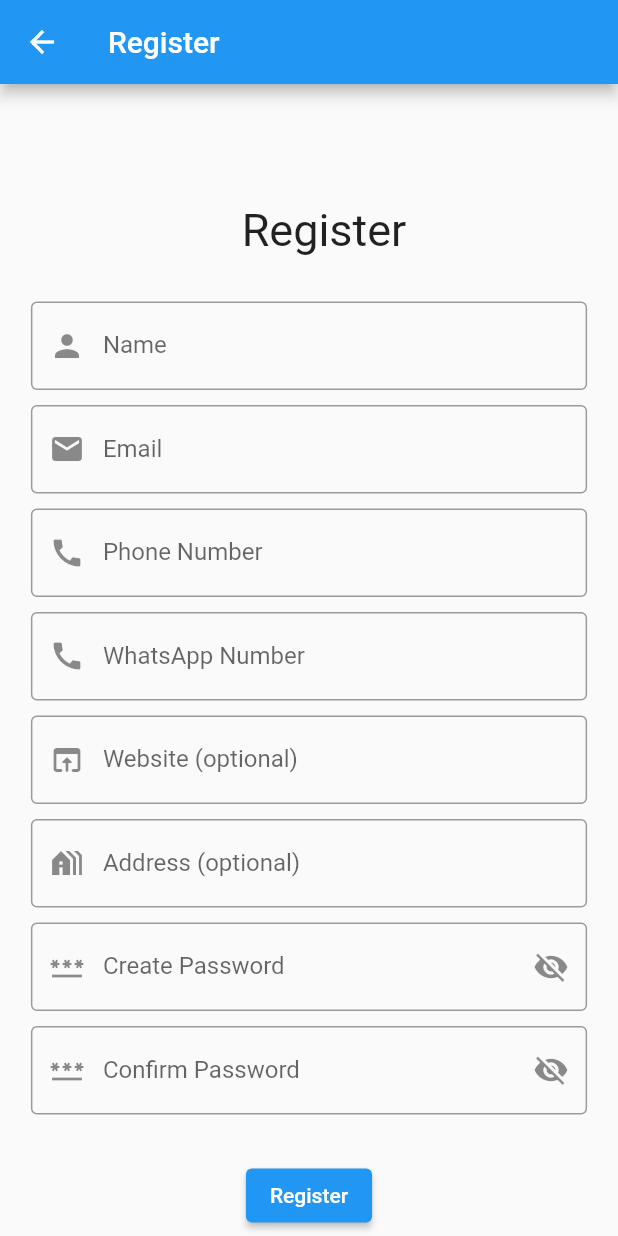
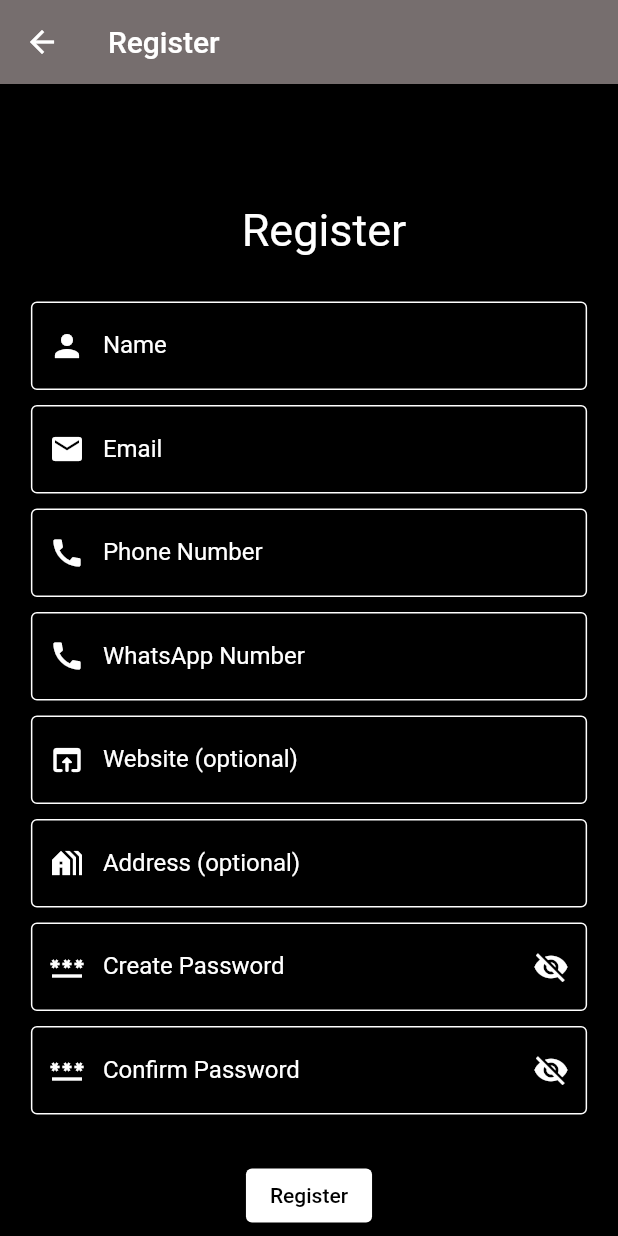
Before and after one commit to Hitesh123mori/Scanner-App---Flutter, a Flutter app: the screen it shows after launch, after a tap on "Register", on a phone screen of 412 x 824 dp. Run offline on Flutter 3.47's test engine with Material 2 defaults, Android fonts, the phone set to English and light mode, and no system bars; our stand-ins replace animated_text_kit, cloud_firestore, firebase_auth, firebase_core, permission_handler, qr_flutter and 1 more; missing offline and left inert: qrscan; accounts and stored records are empty.

Commit message:
finall commmit

```diff
--- a/lib/Profile_File/Phone.dart
+++ b/lib/Profile_File/Phone.dart
@@ -56,7 +56,7 @@ class _PhoneState extends State<Phone> {
       //   ),
       // ),
 
-      title: Text("Whatsup Number"),
+      title: Text("WhatsApp Number"),
       subtitle: Text(_displayText1),
       leading: Icon(Icons.phone),
     ) ;
--- a/lib/screens/login_screen.dart
+++ b/lib/screens/login_screen.dart
@@ -77,11 +77,12 @@ class _LoginScreenState extends State<LoginScreen> {
                   TextFormField(
                     style: TextStyle(color:AppColors.theme["secondaryColor"], ),
                     decoration: InputDecoration(
+                      focusedBorder: OutlineInputBorder(borderSide: BorderSide(color: AppColors.theme["secondaryColor"],)),
                       enabledBorder: OutlineInputBorder(borderSide: BorderSide(color: AppColors.theme["secondaryColor"],)),
                       labelText: "Email/Phone Number",
                       labelStyle: TextStyle(color: AppColors.theme["secondaryColor"], ),
-                      hintText: "Enter Phonenumber" ,
-                      hintStyle: TextStyle(color: AppColors.theme["secondaryColor"],),
+                      hintText: "Enter Phone number" ,
+                      hintStyle: TextStyle(color: AppColors.theme["tertiaryColor"],),
                       prefixIcon: Icon(Icons.mail,color: AppColors.theme["secondaryColor"],),
                       border: OutlineInputBorder(),
                     ),
@@ -97,14 +98,15 @@ class _LoginScreenState extends State<LoginScreen> {
                       enabledBorder: OutlineInputBorder(borderSide: BorderSide(color: AppColors.theme["secondaryColor"],)),
                       focusedBorder: OutlineInputBorder(borderSide: BorderSide(color: AppColors.theme["secondaryColor"],)),
                       labelText: 'Password',
-                      hintStyle: TextStyle(color: AppColors.theme["secondaryColor"],),
+                      hintText: "Enter Password",
+                      hintStyle: TextStyle(color: AppColors.theme["tertiaryColor"],),
                       labelStyle: TextStyle(color: AppColors.theme["secondaryColor"], ),
                       border: OutlineInputBorder(),
                       prefixIcon: Icon(Icons.password,color: AppColors.theme["secondaryColor"],),
                       suffixIcon: IconButton(
                         color:AppColors.theme["secondaryColor"] ,
                         icon: Icon(
-                          _isPasswordVisible ? Icons.visibility : Icons.visibility_off,
+                          _isPasswordVisible ? (Icons.visibility) : (Icons.visibility_off),
                         ),
                         onPressed: () {
                           setState(() {
--- a/lib/screens/register.dart
+++ b/lib/screens/register.dart
@@ -4,6 +4,7 @@ import 'package:flutter/material.dart';
 import 'package:hackathon_scanner_app/user.dart' as user ;
 import 'package:shared_preferences/shared_preferences.dart';
 
+import '../widgets/app_colors.dart';
 import 'login_screen.dart';
 
 class Register extends StatefulWidget {
@@ -60,7 +61,9 @@ class _RegisterState extends State<Register> {
     return MaterialApp(
       debugShowCheckedModeBanner: false,
       home: Scaffold(
+         backgroundColor: AppColors.theme["primaryColor"] ,
         appBar: AppBar(
+          backgroundColor: AppColors.theme["tertiaryColor"],
           title: Text("Register"),
           leading: BackButton(
             onPressed: (){
@@ -73,9 +76,9 @@ class _RegisterState extends State<Register> {
           child: Column(
             children: [
               SizedBox(height: 30,),
-              const SafeArea(child: Padding(
+              SafeArea(child: Padding(
                 padding: EdgeInsets.only(top:50,left: 20),
-                child: Text("Register",style: TextStyle(fontSize: 30),),
+                child: Text("Register",style: TextStyle(fontSize: 30,color: AppColors.theme["secondaryColor"]),),
               )),
               SizedBox(height: 30,),
               Center(
@@ -86,10 +89,14 @@ class _RegisterState extends State<Register> {
                     child: Column(
                       children: [
                         TextFormField(
-                          decoration: const InputDecoration(
+                          decoration:  InputDecoration(
                             labelText: "Name",
+                            focusedBorder: OutlineInputBorder(borderSide: BorderSide(color: AppColors.theme["secondaryColor"],)),
+                            enabledBorder: OutlineInputBorder(borderSide: BorderSide(color: AppColors.theme["secondaryColor"],)),
+                            labelStyle: TextStyle(color: AppColors.theme["secondaryColor"], ),
+                            hintStyle: TextStyle(color: AppColors.theme["tertiaryColor"],),
                             hintText: "Enter Name" ,
-                            prefixIcon: Icon(Icons.person),
+                            prefixIcon: Icon(Icons.person,color: AppColors.theme["secondaryColor"],),
                             border: OutlineInputBorder(),
                           ),
                           controller: _name_cotroller,
@@ -104,10 +111,14 @@ class _RegisterState extends State<Register> {
 
                         SizedBox(height: 10,),
                         TextFormField(
-                          decoration: const InputDecoration(
+                          decoration: InputDecoration(
                             labelText: "Email",
-                            hintText: "Enter Email" ,
-                            prefixIcon: Icon(Icons.mail),
+                            focusedBorder: OutlineInputBorder(borderSide: BorderSide(color: AppColors.theme["secondaryColor"],)),
+                            enabledBorder: OutlineInputBorder(borderSide: BorderSide(color: AppColors.theme["secondaryColor"],)),
+                            hintText: "Enter Email",
+                            labelStyle: TextStyle(color: AppColors.theme["secondaryColor"], ),
+                            hintStyle: TextStyle(color: AppColors.theme["tertiaryColor"],),
+                            prefixIcon: Icon(Icons.mail,color: AppColors.theme["secondaryColor"],),
                             border: OutlineInputBorder(),
                           ),
                           controller: _email_cotroller,
@@ -126,10 +137,14 @@ class _RegisterState extends State<Register> {
                         SizedBox(height: 10,),
 
                         TextFormField(
-                          decoration: const InputDecoration(
+                          decoration: InputDecoration(
                             labelText: "Phone Number",
+                            focusedBorder: OutlineInputBorder(borderSide: BorderSide(color: AppColors.theme["secondaryColor"],)),
+                            enabledBorder: OutlineInputBorder(borderSide: BorderSide(color: AppColors.theme["secondaryColor"],)),
                             hintText: "Enter Phone number" ,
-                            prefixIcon: Icon(Icons.call),
+                            labelStyle: TextStyle(color: AppColors.theme["secondaryColor"], ),
+                            hintStyle: TextStyle(color: AppColors.theme["tertiaryColor"],),
+                            prefixIcon: Icon(Icons.call,color: AppColors.theme["secondaryColor"],),
                             border: OutlineInputBorder(),
                           ),
                           controller: _phone_cotroller,
@@ -147,10 +162,14 @@ class _RegisterState extends State<Register> {
                         SizedBox(height: 10,),
 
                         TextFormField(
-                          decoration: const InputDecoration(
+                          decoration: InputDecoration(
+                            focusedBorder: OutlineInputBorder(borderSide: BorderSide(color: AppColors.theme["secondaryColor"],)),
+                            enabledBorder: OutlineInputBorder(borderSide: BorderSide(color: AppColors.theme["secondaryColor"],)),
+                            labelStyle: TextStyle(color: AppColors.theme["secondaryColor"], ),
+                            hintStyle: TextStyle(color: AppColors.theme["tertiaryColor"],),
                             labelText: "WhatsApp Number",
                             hintText: "Enter WhatsApp number" ,
-                            prefixIcon: Icon(Icons.call), //todo: change to WA Icon
+                            prefixIcon: Icon(Icons.call,color: AppColors.theme["secondaryColor"],), //todo: change to WA Icon
                             border: OutlineInputBorder(),
                           ),
                           controller: _wa_phone_cotroller,
@@ -168,10 +187,14 @@ class _RegisterState extends State<Register> {
                         SizedBox(height: 10,),
 
                         TextFormField(
-                          decoration: const InputDecoration(
+                          decoration: InputDecoration(
+                            focusedBorder: OutlineInputBorder(borderSide: BorderSide(color: AppColors.theme["secondaryColor"],)),
+                            enabledBorder: OutlineInputBorder(borderSide: BorderSide(color: AppColors.theme["secondaryColor"],)),
+                            labelStyle: TextStyle(color: AppColors.theme["secondaryColor"], ),
+                            hintStyle: TextStyle(color: AppColors.theme["tertiaryColor"],),
                             labelText: "Website (optional)",
                             hintText: "https://fetchinfo.com" ,
-                            prefixIcon: Icon(Icons.open_in_browser_rounded), //todo change
+                            prefixIcon: Icon(Icons.open_in_browser_rounded,color: AppColors.theme["secondaryColor"],), //todo change
                             border: OutlineInputBorder(),
                           ),
                           controller: _website_cotroller,
@@ -182,10 +205,14 @@ class _RegisterState extends State<Register> {
                         SizedBox(height: 10,),
 
                         TextFormField(
-                          decoration: const InputDecoration(
+                          decoration: InputDecoration(
+                            focusedBorder: OutlineInputBorder(borderSide: BorderSide(color: AppColors.theme["secondaryColor"],)),
+                            enabledBorder: OutlineInputBorder(borderSide: BorderSide(color: AppColors.theme["secondaryColor"],)),
+                            labelStyle: TextStyle(color: AppColors.theme["secondaryColor"], ),
+                            hintStyle: TextStyle(color: AppColors.theme["tertiaryColor"],),
                             labelText: "Address (optional)",
                             hintText: "Enter Your Address" ,
-                            prefixIcon: Icon(Icons.holiday_village),
+                            prefixIcon: Icon(Icons.holiday_village,color: AppColors.theme["secondaryColor"],),
                             border: OutlineInputBorder(),
                           ),
                           controller: _address_cotroller,
@@ -198,11 +225,16 @@ class _RegisterState extends State<Register> {
                         TextFormField(
                           obscureText: !_isPasswordVisible1 ,
                           decoration: InputDecoration(
+                            focusedBorder: OutlineInputBorder(borderSide: BorderSide(color: AppColors.theme["secondaryColor"],)),
                             labelText: "Create Password",
+                            enabledBorder: OutlineInputBorder(borderSide: BorderSide(color: AppColors.theme["secondaryColor"],)),
+                            labelStyle: TextStyle(color: AppColors.theme["secondaryColor"], ),
+                            hintStyle: TextStyle(color: AppColors.theme["tertiaryColor"],),
                             hintText: "Create Your Password",
-                            prefixIcon: Icon(Icons.password),
+                            prefixIcon: Icon(Icons.password,color: AppColors.theme["secondaryColor"],),
                             border: OutlineInputBorder(),
                             suffixIcon: IconButton(
+                              color:AppColors.theme["secondaryColor"] ,
                               icon: Icon(
                                 _isPasswordVisible1 ? Icons.visibility : Icons.visibility_off,
                               ),
@@ -230,11 +262,16 @@ class _RegisterState extends State<Register> {
                         TextFormField(
                           obscureText: !_isPasswordVisible2 ,
                           decoration: InputDecoration(
+                            focusedBorder: OutlineInputBorder(borderSide: BorderSide(color: AppColors.theme["secondaryColor"],)),
+                            enabledBorder: OutlineInputBorder(borderSide: BorderSide(color: AppColors.theme["secondaryColor"],)),
                             labelText: "Confirm Password",
+                            labelStyle: TextStyle(color: AppColors.theme["secondaryColor"], ),
+                            hintStyle: TextStyle(color: AppColors.theme["tertiaryColor"],),
                             hintText: "Renter Password" ,
-                            prefixIcon: Icon(Icons.password),
+                            prefixIcon: Icon(Icons.password,color: AppColors.theme["secondaryColor"],),
                             border: OutlineInputBorder(),
                             suffixIcon: IconButton(
+                              color:AppColors.theme["secondaryColor"] ,
                               icon: Icon(
                                 _isPasswordVisible2 ? Icons.visibility : Icons.visibility_off,
                               ),
@@ -262,6 +299,9 @@ class _RegisterState extends State<Register> {
                         SizedBox(height: 30,),
 
                         ElevatedButton(
+                            style: ElevatedButton.styleFrom(
+                              backgroundColor: AppColors.theme["secondaryColor"],
+                            ),
                             onPressed: (){
                               // Field Validation
                               if (_formKey.currentState?.validate() ?? true) {
@@ -280,11 +320,10 @@ class _RegisterState extends State<Register> {
                                     website: _website.toString(),
                                     address:_address.toString(),
                                     context: context);
-
                               }
 
                             },
-                            child: Text("Register")),
+                            child: Text("Register",style: TextStyle(color: AppColors.theme["primaryColor"]),)),
                       ],
                     ),
                   ),
```
